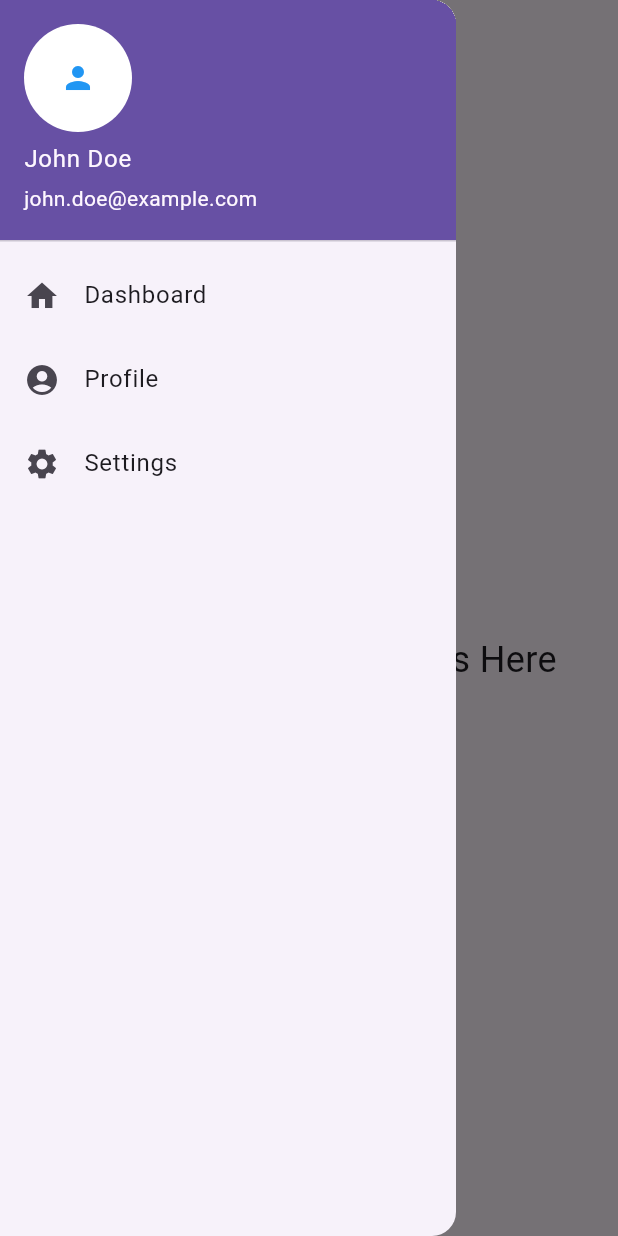
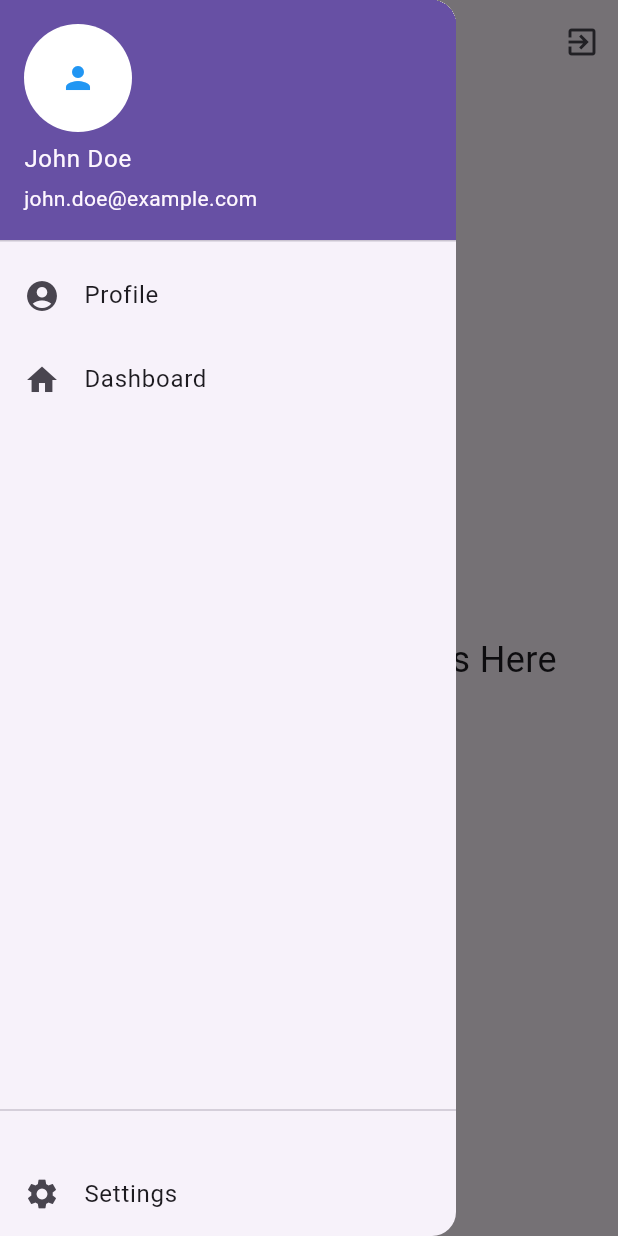
Before and after one commit to CoderIshanGupta/Smart-Inventory-Management, a Flutter app: the screen it shows after launch, with the side drawer open, on a phone screen of 412 x 824 dp. Run offline on Flutter 3.47's test engine with Material 3 defaults, Android fonts, the phone set to English and light mode, and no system bars; missing offline and left inert: flutter_barcode_scanner.

Commit message:
Adding more features

```diff
--- a/lib/main.dart
+++ b/lib/main.dart
@@ -25,6 +25,19 @@ class DashboardScreen extends StatelessWidget {
     return Scaffold(
       appBar: AppBar(
         title: Text('Dashboard'),
+        actions: [
+          // Logout button added to the top-right corner
+          IconButton(
+            icon: Icon(Icons.exit_to_app),
+            onPressed: () {
+              // Logic to log out (for now just a placeholder)
+              Navigator.pushReplacement(
+                context,
+                MaterialPageRoute(builder: (context) => LoginPage()),
+              );
+            },
+          ),
+        ],
       ),
       drawer: SidePanel(), // Drawer used as side menu
       body: Center(
@@ -52,8 +65,7 @@ class SidePanel extends StatelessWidget {
   @override
   Widget build(BuildContext context) {
     return Drawer(
-      child: ListView(
-        padding: EdgeInsets.zero,
+      child: Column(
         children: <Widget>[
           UserAccountsDrawerHeader(
             accountName: Text('John Doe'),
@@ -63,13 +75,7 @@ class SidePanel extends StatelessWidget {
               child: Icon(Icons.person, color: Colors.blue),
             ),
           ),
-          ListTile(
-            leading: Icon(Icons.home),
-            title: Text('Dashboard'),
-            onTap: () {
-              Navigator.pop(context);
-            },
-          ),
+          // Profile item above Dashboard
           ListTile(
             leading: Icon(Icons.account_circle),
             title: Text('Profile'),
@@ -81,12 +87,25 @@ class SidePanel extends StatelessWidget {
             },
           ),
           ListTile(
-            leading: Icon(Icons.settings),
-            title: Text('Settings'),
+            leading: Icon(Icons.home),
+            title: Text('Dashboard'),
             onTap: () {
-              // Add your settings page navigation here
-              Navigator.pop(context);
+              Navigator.pop(context); // Close the drawer and stay on the Dashboard screen
             },
+          ),
+          // Spacer to push the Settings item to the bottom
+          Spacer(),
+          Divider(),  // Divider to separate common items from Settings
+          Padding(
+            padding: const EdgeInsets.only(top: 20.0),
+            child: ListTile(
+              leading: Icon(Icons.settings),
+              title: Text('Settings'),
+              onTap: () {
+                // Add your settings page navigation here
+                Navigator.pop(context); // Close the drawer when tapped
+              },
+            ),
           ),
         ],
       ),
@@ -130,3 +149,14 @@ class QRButton extends StatelessWidget {
     );
   }
 }
+
+// LoginPage (after user logs out)
+class LoginPage extends StatelessWidget {
+  @override
+  Widget build(BuildContext context) {
+    return Scaffold(
+      appBar: AppBar(title: Text("Login Page")),
+      body: Center(child: Text("Please log in to continue.", style: TextStyle(fontSize: 24))),
+    );
+  }
+}
```
